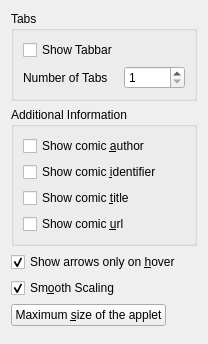
KDE/kdeplasma-addons, file applets/comic/appearanceSettings.ui: the form before one commit.
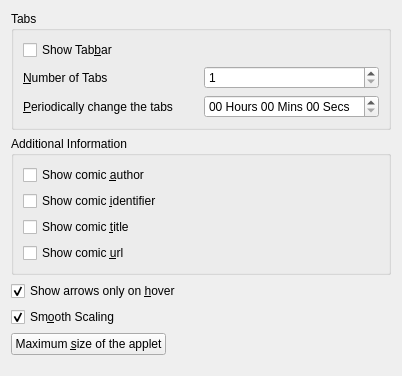
The form after the commit.

Commit message: Option to change the tabs automatically after a certain time.

```diff
--- a/applets/comic/appearanceSettings.ui
+++ b/applets/comic/appearanceSettings.ui
@@ -6,8 +6,8 @@
    <rect>
     <x>0</x>
     <y>0</y>
-    <width>208</width>
-    <height>344</height>
+    <width>402</width>
+    <height>376</height>
    </rect>
   </property>
   <property name="minimumSize">
@@ -31,7 +31,7 @@
         <item row="2" column="0">
          <widget class="QLabel" name="label">
           <property name="text">
-           <string>Number of Tabs</string>
+           <string>&amp;Number of Tabs</string>
           </property>
           <property name="buddy">
            <cstring>spinBox_numTabs</cstring>
@@ -54,7 +54,24 @@
            <string>Pressing Ctrl and scrolling also changes the tabs.</string>
           </property>
           <property name="text">
-           <string>Show Tabbar</string>
+           <string>Show Tab&amp;bar</string>
+          </property>
+         </widget>
+        </item>
+        <item row="3" column="0">
+         <widget class="QLabel" name="label_2">
+          <property name="text">
+           <string>&amp;Periodically change the tabs</string>
+          </property>
+          <property name="buddy">
+           <cstring>timeEdit_tabs</cstring>
+          </property>
+         </widget>
+        </item>
+        <item row="3" column="2">
+         <widget class="QTimeEdit" name="timeEdit_tabs">
+          <property name="displayFormat">
+           <string>hh 'Hours' mm 'Mins' ss 'Secs'</string>
           </property>
          </widget>
         </item>
```
The commit also changes 5 other files.
